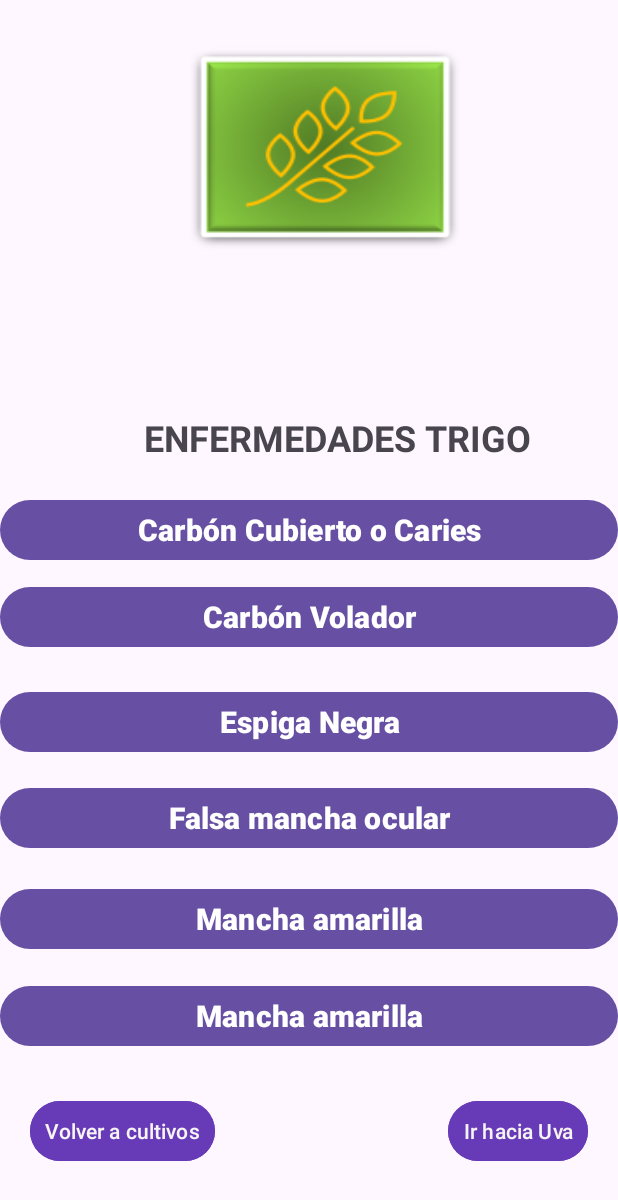
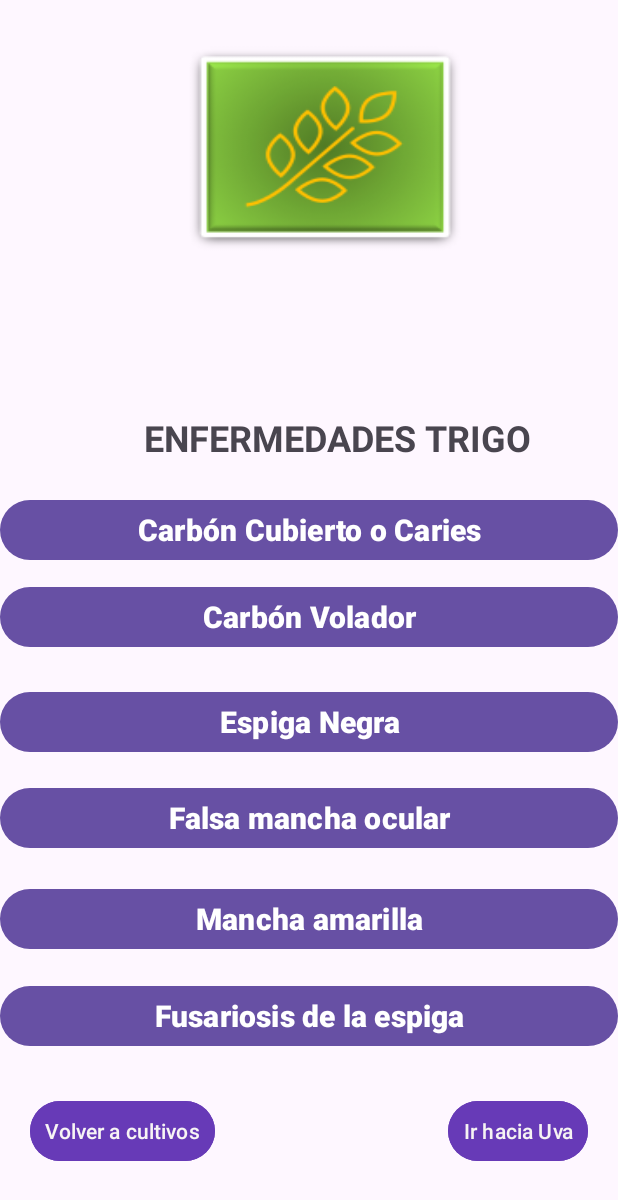
Before and after one commit to CamilaGiudice/parcial-1-am-acn4bv-barreiro-giudice-roldan, an Android app: the Enfermedades_Trigo screen opened directly, with no data from a screen before it, on a phone screen of 412 x 824 dp. Shown: the top 1200 px of the screen. Run offline under Robolectric (Android 15) with nearby library versions, the phone set to English and light mode, and no system bars.

Commit message:
Cambios en xml enf trigo: Nuevo nombre para el boton fusariosis

```diff
--- a/app/src/main/res/layout/activity_enfermedades_trigo.xml
+++ b/app/src/main/res/layout/activity_enfermedades_trigo.xml
@@ -137,7 +137,7 @@
         android:layout_width="0dp"
         android:layout_height="wrap_content"
         android:layout_marginTop="84dp"
-        android:text="@string/mancha_amarilla"
+        android:text="@string/fusariosis"
         android:textSize="20sp"
         android:textStyle="bold"
         app:layout_constraintEnd_toEndOf="parent"
```
